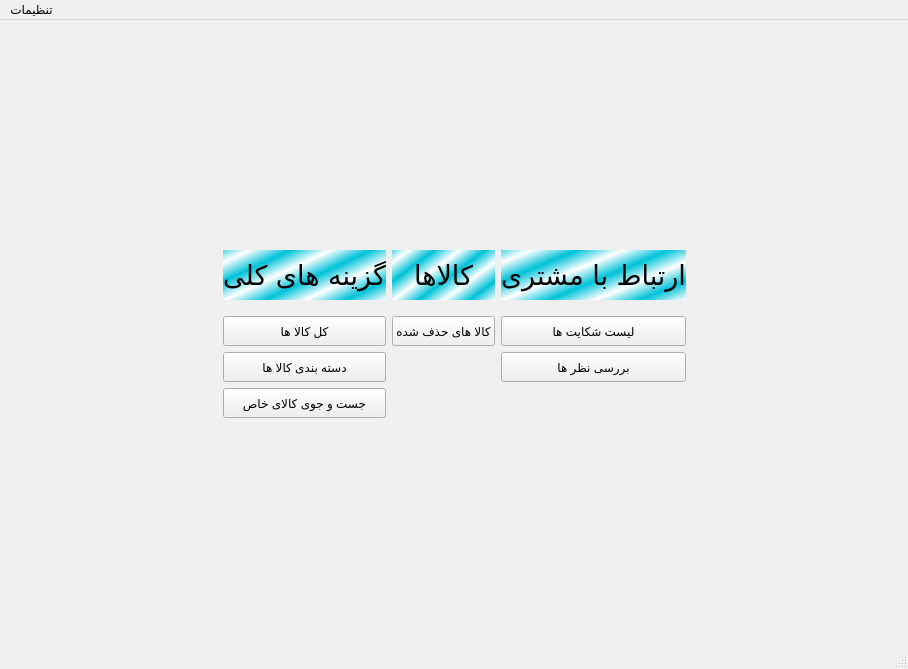
Alireza8hi/Project-DigiKala, file SupportAdminWindow.ui: the form before one commit.
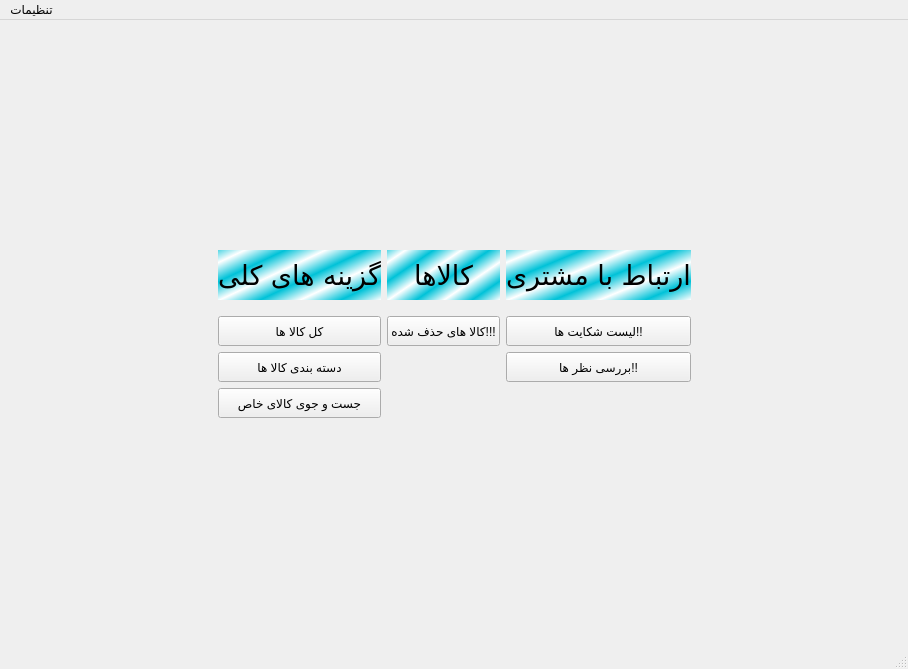
The form after the commit. Icons and pictures are not drawn.

The edit to the form file:
```diff
--- a/SupportAdminWindow.ui
+++ b/SupportAdminWindow.ui
@@ -96,7 +96,7 @@
          <string notr="true">color: rgb(0, 0, 0);</string>
         </property>
         <property name="text">
-         <string>کالا های حذف شده</string>
+         <string>کالا های حذف شده!!!</string>
         </property>
         <property name="icon">
          <iconset resource="icons.qrc">
@@ -220,7 +220,7 @@
          <string notr="true">color: rgb(0, 0, 0);</string>
         </property>
         <property name="text">
-         <string>لیست شکایت ها</string>
+         <string>لیست شکایت ها!!</string>
         </property>
         <property name="icon">
          <iconset resource="icons.qrc">
@@ -285,7 +285,7 @@
          <string notr="true">color: rgb(0, 0, 0);</string>
         </property>
         <property name="text">
-         <string>بررسی نظر ها</string>
+         <string>بررسی نظر ها!!</string>
         </property>
         <property name="icon">
          <iconset resource="icons.qrc">
```
Left out of the diff: 77 changed lines with no effect on the pictures.
